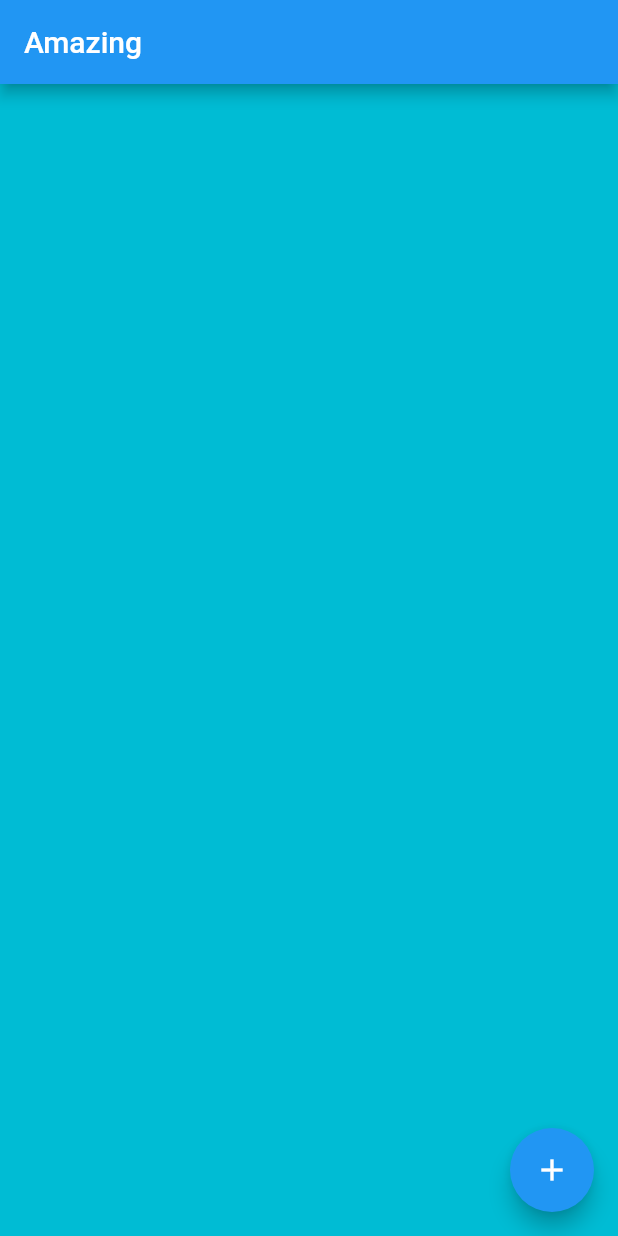
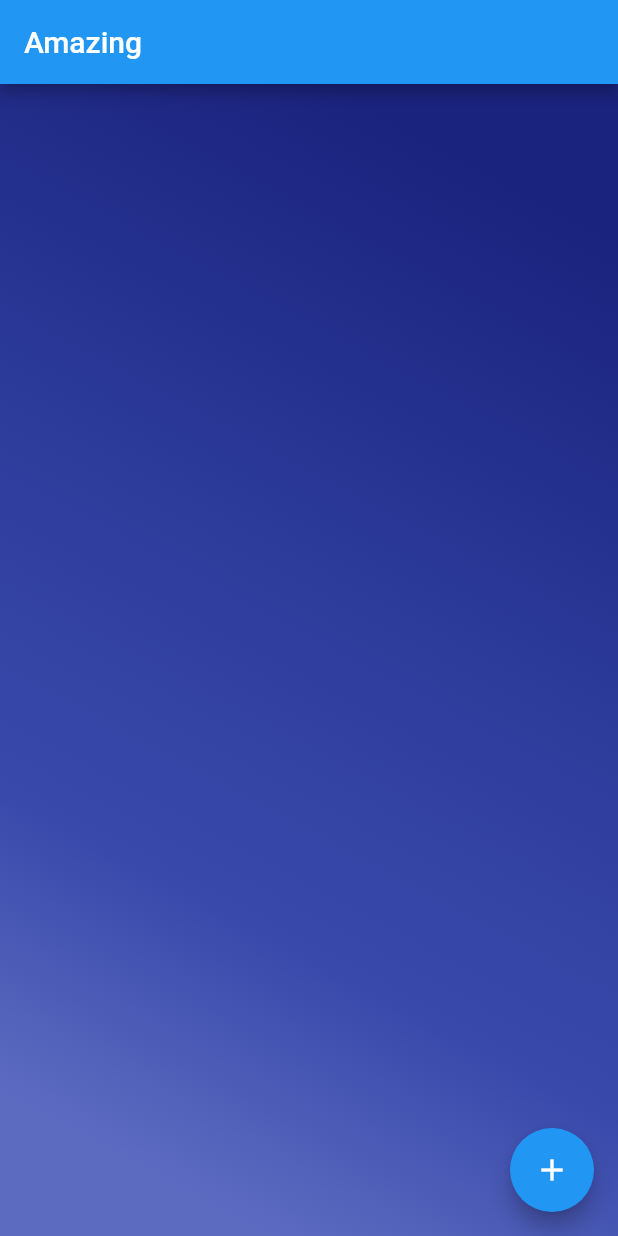
Before and after one commit to gmlewis/flutters-amazing, a Flutter app: the screen it shows after launch, on a phone screen of 412 x 824 dp. Run offline on Flutter 3.47's test engine with Material 2 defaults, Android fonts, the phone set to English and light mode, and no system bars.

```diff
--- a/amazing/lib/main.dart
+++ b/amazing/lib/main.dart
@@ -12,11 +12,18 @@ class M extends StatefulWidget {
 
 class _MState extends State<M> with SingleTickerProviderStateMixin {
   List<double> p;
+  List<Color> g;
   AnimationController c;
   int n = 0;
   @override
   void initState() {
     super.initState();
+    g = [
+      Colors.indigo[900],
+      Colors.indigo[700],
+      Colors.indigo[600],
+      Colors.indigo[400],
+    ];
     c = AnimationController(
         duration: const Duration(milliseconds: 500), vsync: this)
       ..addListener(() => setState(() {}))
@@ -28,13 +35,13 @@ class _MState extends State<M> with SingleTickerProviderStateMixin {
 
   i() {
     setState(() {
-      n = (n + 1) % 10;
+      n++;
       c.reverse();
     });
   }
 
   b() {
-    rootBundle.loadString('a/$n').then((s) {
+    rootBundle.loadString('a/${n % 10}').then((s) {
       setState(() {
         p = jsonDecode(s).cast<double>();
         c.reset();
@@ -50,7 +57,14 @@ class _MState extends State<M> with SingleTickerProviderStateMixin {
       home: Scaffold(
         appBar: AppBar(title: Text('Amazing')),
         body: Container(
-          color: Colors.cyan,
+          decoration: BoxDecoration(
+            gradient: LinearGradient(
+              begin: Alignment.topRight,
+              end: Alignment.bottomLeft,
+              stops: [0.1, 0.5, 0.7, 0.9],
+              colors: g,
+            ),
+          ),
           child: CustomPaint(
             painter: S(p, c.value),
             child: Container(width: double.infinity, height: double.infinity),
```
